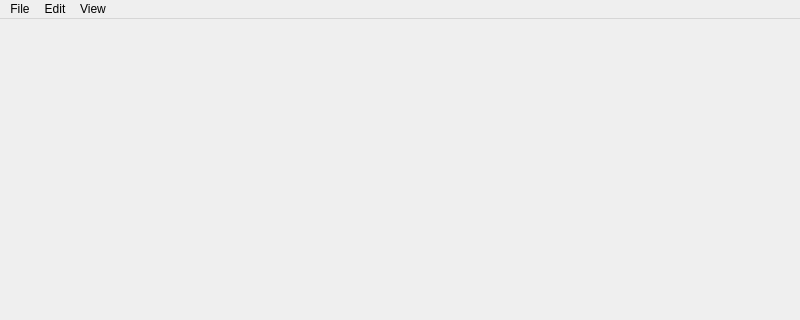
Before: the Qt Designer form mainwindow.ui in cfrankb/cs3-map-edit, drawn with Qt 5; both pictures show x 0 to 800 and y 0 to 320 of the 800 by 600 pixel window.
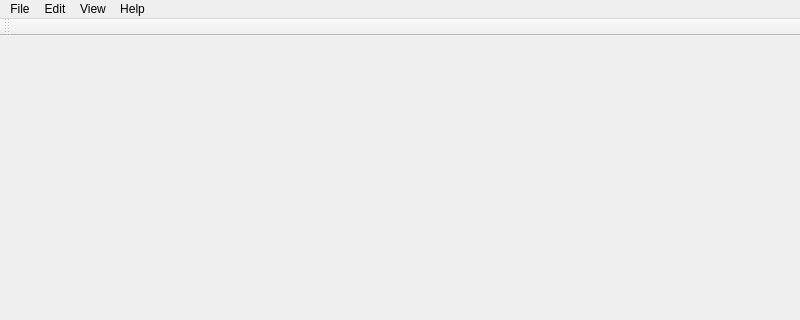
After: the same form once the commit is applied. Icons and pictures are not drawn.

Commit message: added toolBar, tools, file icons etc

Patch:
```diff
--- a/mainwindow.ui
+++ b/mainwindow.ui
@@ -53,11 +53,30 @@
     </property>
     <addaction name="actionView_Grid"/>
    </widget>
+   <widget class="QMenu" name="menuHelp">
+    <property name="title">
+     <string>Help</string>
+    </property>
+    <addaction name="actionHelp_About"/>
+    <addaction name="actionHelp_About_Qt"/>
+   </widget>
    <addaction name="menuFile"/>
    <addaction name="menuEdit"/>
    <addaction name="menuView"/>
+   <addaction name="menuHelp"/>
   </widget>
   <widget class="QStatusBar" name="statusbar"/>
+  <widget class="QToolBar" name="toolBar">
+   <property name="windowTitle">
+    <string>toolBar</string>
+   </property>
+   <attribute name="toolBarArea">
+    <enum>TopToolBarArea</enum>
+   </attribute>
+   <attribute name="toolBarBreak">
+    <bool>false</bool>
+   </attribute>
+  </widget>
   <action name="actionFile_Open">
    <property name="text">
     <string>Open</string>
```
Left out of the diff: 109 changed lines with no effect on the pictures. The commit also changes 22 other files.
